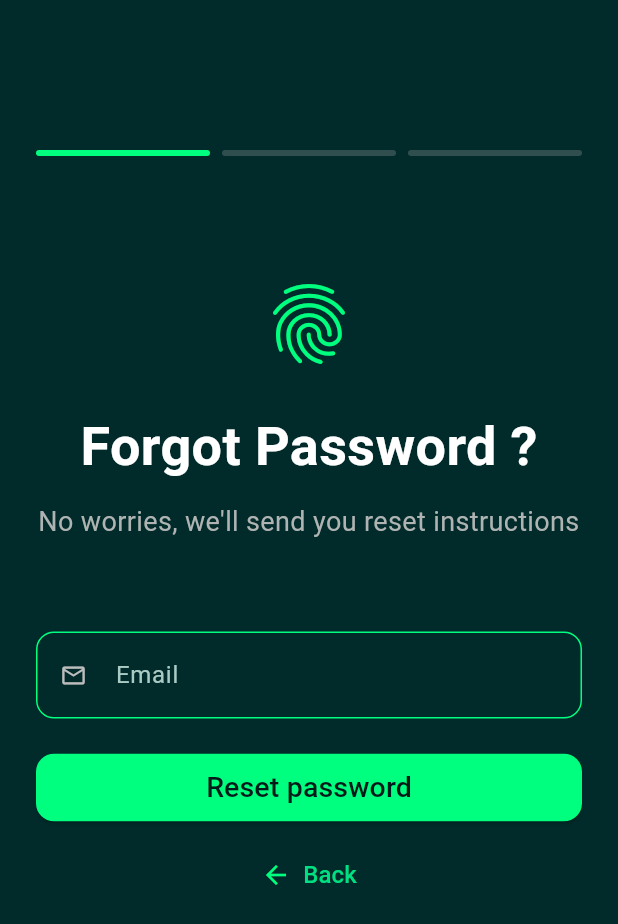
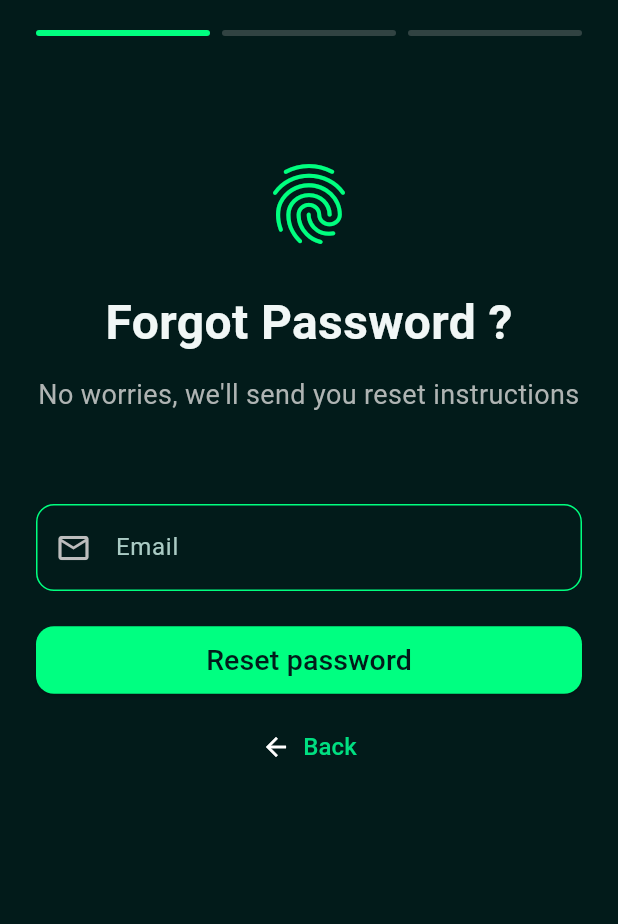
Before and after one commit to syigen/safe-app, a Flutter app: the ForgotPasswordScreen screen opened directly, on a phone screen of 412 x 824 dp. Shown: the top 924 px of the screen. Run offline on Flutter 3.47's test engine with Material 3 defaults, Android fonts, the phone set to English and light mode, and no system bars; our stand-ins replace dotted_border, flutter_dotenv, flutter_riverpod, fluttertoast, geocoding, google_maps_flutter and 5 more; missing offline and left inert: app_settings, dart:ffi; accounts and stored records are empty.

Commit message:
fix minor bugs in forgot_password_page.dart

```diff
--- a/lib/pages/forgot_password_page.dart
+++ b/lib/pages/forgot_password_page.dart
@@ -14,13 +14,13 @@ class _ForgotPasswordScreenState extends State<ForgotPasswordScreen> {
   @override
   Widget build(BuildContext context) {
     return Scaffold(
-      backgroundColor: const Color(0xFF002B2A),
+      backgroundColor: const Color(0xFF021B1A),
       body: SafeArea(
         child: Padding(
           padding: const EdgeInsets.symmetric(horizontal: 24.0),
           child: Column(
             children: [
-              const SizedBox(height: 100),
+              const SizedBox(height: 20),
 
               Row(
                 children: [
@@ -66,8 +66,8 @@ class _ForgotPasswordScreenState extends State<ForgotPasswordScreen> {
               const Text(
                 'Forgot Password ?',
                 style: TextStyle(
-                  color: Colors.white,
-                  fontSize: 36,
+                  color: Color(0xFFf1F7F6),
+                  fontSize: 32,
                   fontWeight: FontWeight.bold,
                 ),
               ),
@@ -96,6 +96,7 @@ class _ForgotPasswordScreenState extends State<ForgotPasswordScreen> {
                     prefixIcon: Icon(
                       Icons.mail_outline,
                       color: Colors.grey[400],
+                      size: 24,
                     ),
                     border: InputBorder.none,
                     isDense: true,
@@ -119,7 +120,7 @@ class _ForgotPasswordScreenState extends State<ForgotPasswordScreen> {
                   );
                 },
                 style: ElevatedButton.styleFrom(
-                  backgroundColor: const Color(0xFF00FF7F),
+                  backgroundColor: const Color(0xFF00FF81),
                   minimumSize: const Size(double.infinity, 45),
                   shape: RoundedRectangleBorder(
                     borderRadius: BorderRadius.circular(12),
@@ -145,7 +146,7 @@ class _ForgotPasswordScreenState extends State<ForgotPasswordScreen> {
                 child: const Row(
                   mainAxisSize: MainAxisSize.min,
                   children: [
-                    Icon(Icons.arrow_back, size: 20),
+                    Icon(Icons.arrow_back, size: 20, color: Colors.white,),
                     SizedBox(width: 8),
                     Text(
                       'Back',
```
